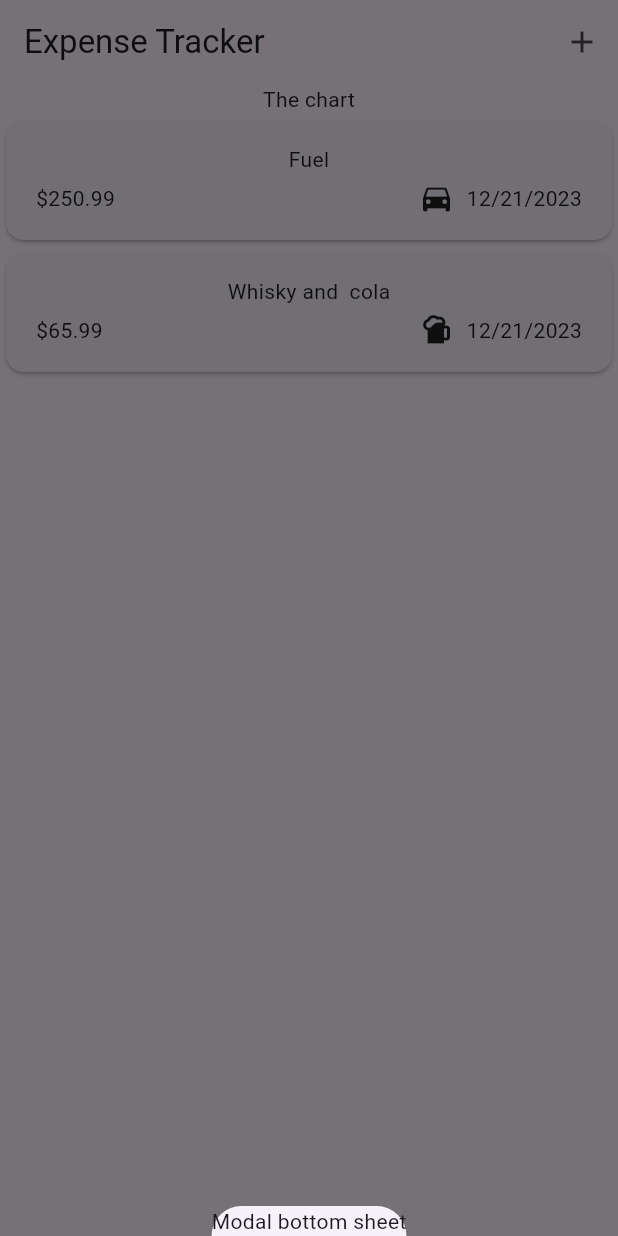
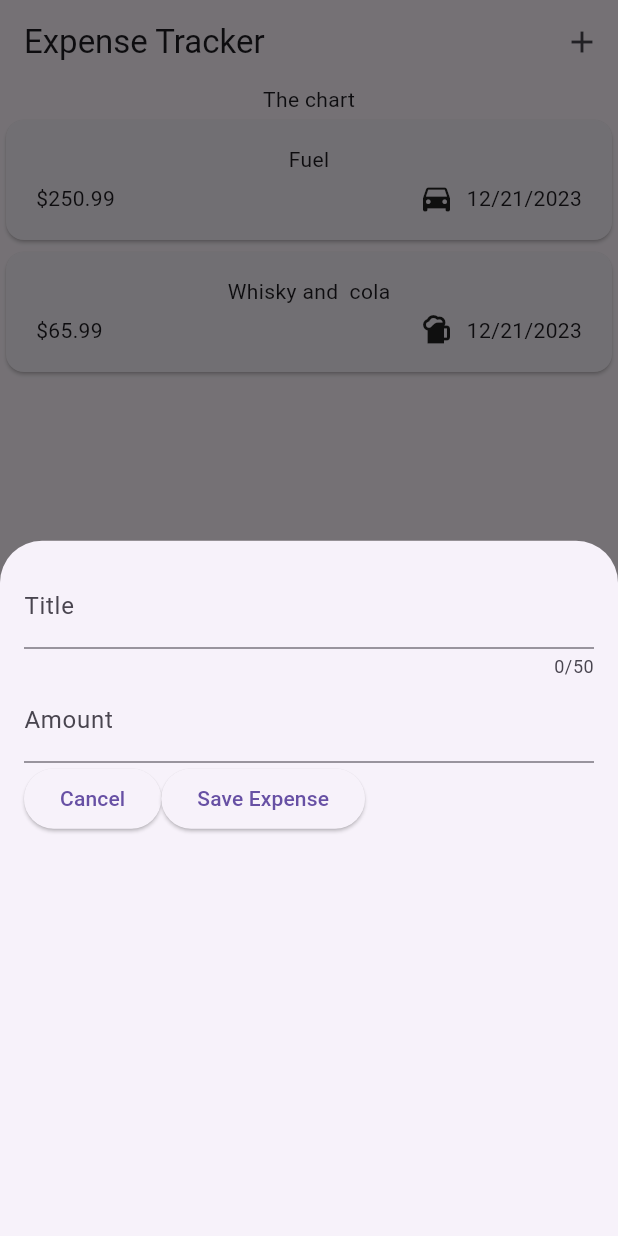
Before and after one commit to hubertgredzinski/expense_tracker, a Flutter app: the screen it shows after launch, after a tap on the "add" icon, on a phone screen of 412 x 824 dp. Run offline on Flutter 3.47's test engine with Material 3 defaults, Android fonts, the phone set to English and light mode, and no system bars.

Commit message:
Create new page with new_expense and add two elevatedbuttons and textfields

```diff
--- a/lib/widgets/expenses.dart
+++ b/lib/widgets/expenses.dart
@@ -1,5 +1,6 @@
 import 'package:expense_tracker/widgets/expenses_list/expenses_list.dart';
 import 'package:expense_tracker/models/expense.dart';
+import 'package:expense_tracker/widgets/new_expense.dart';
 import 'package:flutter/material.dart';
 
 class Expenses extends StatefulWidget {
@@ -26,7 +27,7 @@ class _ExpensesState extends State<Expenses> {
   void _openAddExpenseOverlay() {
     showModalBottomSheet(
       context: context,
-      builder: (ctx) => const Text('Modal bottom sheet'),
+      builder: (ctx) => const NewExpense(),
     );
   }
 
--- /dev/null
+++ b/lib/widgets/new_expense.dart
@@ -0,0 +1,61 @@
+import 'package:flutter/material.dart';
+
+class NewExpense extends StatefulWidget {
+  const NewExpense({super.key});
+
+  @override
+  State<NewExpense> createState() => _NewExpenseState();
+}
+
+class _NewExpenseState extends State<NewExpense> {
+  final _titleController = TextEditingController();
+  final _amountController = TextEditingController();
+
+  @override
+  void dispose() {
+    _titleController.dispose();
+    _amountController.dispose();
+    super.dispose();
+  }
+
+  @override
+  Widget build(BuildContext context) {
+    return Padding(
+      padding: const EdgeInsets.all(16),
+      child: Column(
+        children: [
+          TextField(
+            controller: _titleController,
+            maxLength: 50,
+            decoration: const InputDecoration(
+              label: Text('Title'),
+            ),
+          ),
+          TextField(
+            controller: _amountController,
+            keyboardType: TextInputType.number,
+            decoration: const InputDecoration(
+              prefixText: '\$ ',
+              label: Text('Amount'),
+            ),
+          ),
+          Row(
+            children: [
+              ElevatedButton(
+                onPressed: () {},
+                child: const Text('Cancel'),
+              ),
+              ElevatedButton(
+                onPressed: () {
+                  (_titleController.text);
+                  (_amountController.text);
+                },
+                child: const Text('Save Expense'),
+              ),
+            ],
+          )
+        ],
+      ),
+    );
+  }
+}
```
